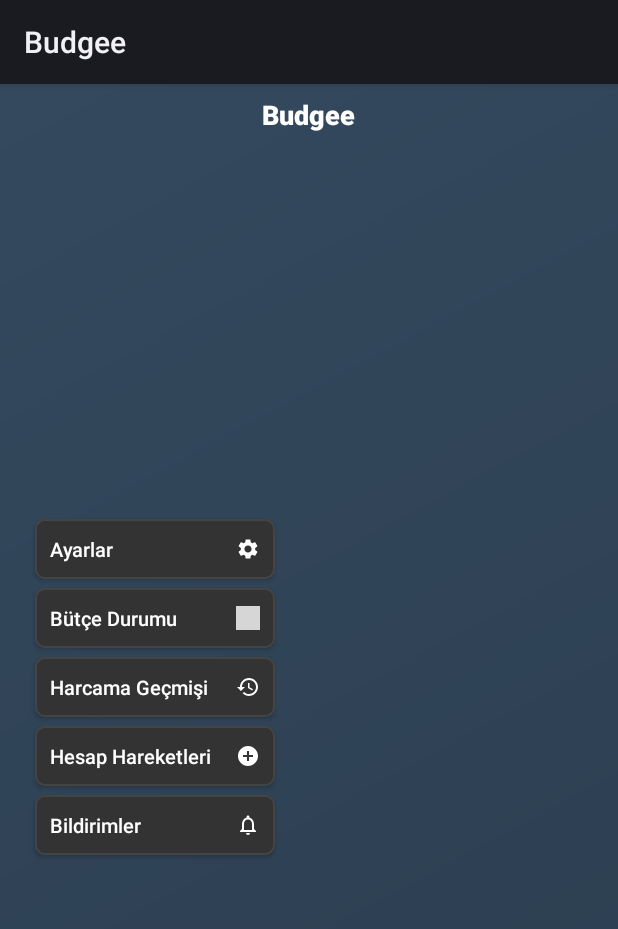
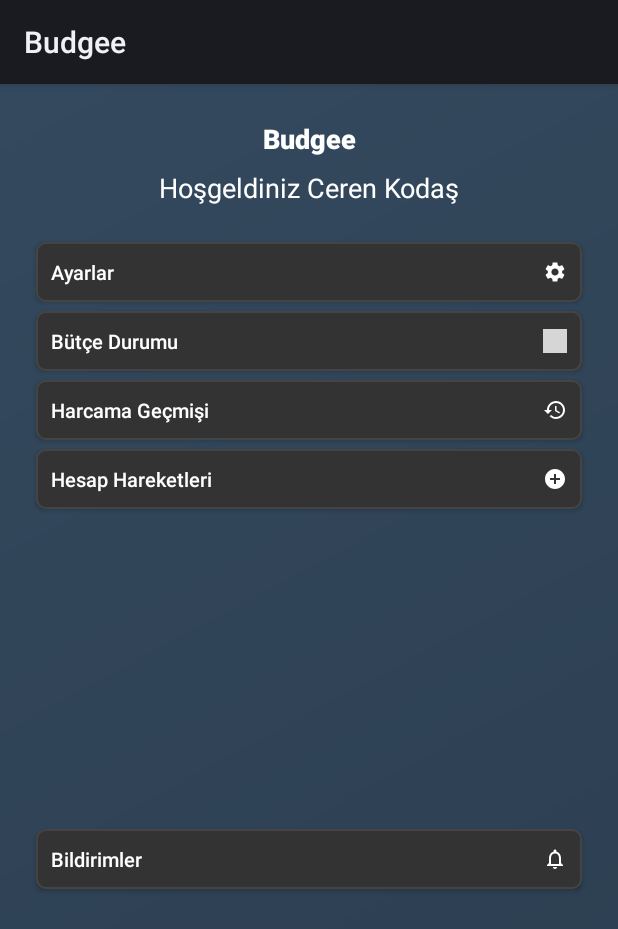
Before and after one commit to salihkkus/Budgee, an Android app: the screen it shows after launch (MainActivity), after a tap on "GET STARTED", on a phone screen of 412 x 824 dp. Shown: the top 929 px of the screen. Run offline under Robolectric (Android 15) with nearby library versions, the phone set to English and light mode, and no system bars; our stand-ins replace Firebase (no records; nobody signed in at launch, a user with empty details on screens opened directly); grey boxes are pictures that could not be loaded.

Commit message:
Add user database and responsive main screen UI
Introduced DatabaseHelper for user data storage and retrieval. Updated MainActivity to display a personalized welcome message using the database. Refactored activity_main.xml to use ConstraintLayout within a ScrollView for improved responsiveness, and added dimension resources for landscape and sw600dp devices. Added ConstraintLayout dependency to build.gradle and updated strings.xml with new string resources.

```diff
--- a/Budgee/app/build.gradle
+++ b/Budgee/app/build.gradle
@@ -40,4 +40,7 @@ dependencies {
 
     // ☁️ Firebase Core (bazı özellikler için gerekli olabilir)
     implementation 'com.google.firebase:firebase-analytics:21.6.1'
+
+    // 📱 ConstraintLayout for responsive design
+    implementation 'androidx.constraintlayout:constraintlayout:2.1.4'
 }
--- /dev/null
+++ b/Budgee/app/src/main/java/com/example/budgee/DatabaseHelper.java
@@ -0,0 +1,69 @@
+package com.example.budgee;
+
+import android.content.ContentValues;
+import android.content.Context;
+import android.database.Cursor;
+import android.database.sqlite.SQLiteDatabase;
+import android.database.sqlite.SQLiteOpenHelper;
+
+public class DatabaseHelper extends SQLiteOpenHelper {
+    private static final String DATABASE_NAME = "BudgeeDB";
+    private static final int DATABASE_VERSION = 1;
+
+    // Users tablosu
+    public static final String TABLE_USERS = "users";
+    public static final String COLUMN_ID = "id";
+    public static final String COLUMN_NAME = "name";
+    public static final String COLUMN_EMAIL = "email";
+    public static final String COLUMN_PHONE = "phone";
+
+    // Users tablosu oluşturma sorgusu
+    private static final String CREATE_USERS_TABLE = "CREATE TABLE " + TABLE_USERS + "("
+            + COLUMN_ID + " INTEGER PRIMARY KEY AUTOINCREMENT,"
+            + COLUMN_NAME + " TEXT,"
+            + COLUMN_EMAIL + " TEXT,"
+            + COLUMN_PHONE + " TEXT"
+            + ")";
+
+    public DatabaseHelper(Context context) {
+        super(context, DATABASE_NAME, null, DATABASE_VERSION);
+    }
+
+    @Override
+    public void onCreate(SQLiteDatabase db) {
+        db.execSQL(CREATE_USERS_TABLE);
+
+        // Test kullanıcısı ekle
+        ContentValues values = new ContentValues();
+        values.put(COLUMN_NAME, "Ceren Kodaş");
+        values.put(COLUMN_EMAIL, "ceren.kodas@example.com");
+        values.put(COLUMN_PHONE, "555-123-4567");
+        db.insert(TABLE_USERS, null, values);
+    }
+
+    @Override
+    public void onUpgrade(SQLiteDatabase db, int oldVersion, int newVersion) {
+        db.execSQL("DROP TABLE IF EXISTS " + TABLE_USERS);
+        onCreate(db);
+    }
+
+    // Kullanıcı bilgilerini getir
+    public String getUserName() {
+        SQLiteDatabase db = this.getReadableDatabase();
+        Cursor cursor = db.query(TABLE_USERS, new String[]{COLUMN_NAME},
+                null, null, null, null, null);
+
+        String userName = "";
+        if (cursor.moveToFirst()) {
+            userName = cursor.getString(cursor.getColumnIndex(COLUMN_NAME));
+        }
+        cursor.close();
+        return userName;
+    }
+
+    // Tüm kullanıcı bilgilerini getir
+    public Cursor getAllUsers() {
+        SQLiteDatabase db = this.getReadableDatabase();
+        return db.query(TABLE_USERS, null, null, null, null, null, null);
+    }
+}
--- a/Budgee/app/src/main/java/com/example/budgee/MainActivity.java
+++ b/Budgee/app/src/main/java/com/example/budgee/MainActivity.java
@@ -5,6 +5,7 @@ import android.os.Bundle;
 import android.util.Log;
 import android.view.View;
 import android.widget.LinearLayout;
+import android.widget.TextView;
 import android.widget.Toast;
 
 import com.google.firebase.database.FirebaseDatabase;
@@ -14,6 +15,16 @@ public class MainActivity extends Activity {
     protected void onCreate(Bundle savedInstanceState) {
         super.onCreate(savedInstanceState);
         setContentView(R.layout.activity_main);
+
+        // Veritabanından kullanıcı adını al
+        DatabaseHelper dbHelper = new DatabaseHelper(this);
+        String userName = dbHelper.getUserName();
+
+        // Hoşgeldin mesajını göster
+        TextView welcomeText = findViewById(R.id.welcomeText);
+        if (welcomeText != null) {
+            welcomeText.setText("Hoşgeldiniz " + userName);
+        }
 
         // Firebase Realtime Database bağlantısını test et
         FirebaseDatabase database = FirebaseDatabase.getInstance();
--- a/Budgee/app/src/main/res/layout/activity_main.xml
+++ b/Budgee/app/src/main/res/layout/activity_main.xml
@@ -1,53 +1,62 @@
 <?xml version="1.0" encoding="utf-8"?>
-<LinearLayout xmlns:android="http://schemas.android.com/apk/res/android"
+<ScrollView xmlns:android="http://schemas.android.com/apk/res/android"
+    xmlns:app="http://schemas.android.com/apk/res-auto"
     android:layout_width="match_parent"
     android:layout_height="match_parent"
-    android:orientation="vertical"
     android:background="@drawable/main_background"
-    android:padding="@dimen/screen_padding">
+    android:fillViewport="true">
 
-    <!-- Header with App Title -->
-    <LinearLayout
+    <androidx.constraintlayout.widget.ConstraintLayout
         android:layout_width="match_parent"
         android:layout_height="wrap_content"
-        android:orientation="vertical"
-        android:gravity="center"
-        android:layout_marginBottom="@dimen/header_margin_bottom">
+        android:padding="@dimen/screen_padding">
 
+        <!-- Header with App Title -->
         <TextView
+            android:id="@+id/appTitle"
             android:layout_width="wrap_content"
             android:layout_height="wrap_content"
             android:text="Budgee"
             android:textColor="#FFFFFF"
             android:textSize="@dimen/app_title_size"
             android:textStyle="bold"
-            android:fontFamily="sans-serif-medium" />
+            android:fontFamily="sans-serif-medium"
+            android:layout_marginTop="16dp"
+            app:layout_constraintTop_toTopOf="parent"
+            app:layout_constraintStart_toStartOf="parent"
+            app:layout_constraintEnd_toEndOf="parent" />
 
-    </LinearLayout>
-
-    <!-- Menu Items Container -->
-    <LinearLayout
-        android:layout_width="191dp"
-        android:layout_height="130dp"
-        android:layout_marginTop="8dp"
-        android:layout_marginBottom="8dp"
-        android:layout_weight="1"
-        android:gravity="center"
-        android:orientation="vertical">
+        <TextView
+            android:id="@+id/welcomeText"
+            android:layout_width="wrap_content"
+            android:layout_height="wrap_content"
+            android:text="Hoşgeldiniz"
+            android:textColor="#FFFFFF"
+            android:textSize="18sp"
+            android:layout_marginTop="8dp"
+            android:fontFamily="sans-serif"
+            app:layout_constraintTop_toBottomOf="@id/appTitle"
+            app:layout_constraintStart_toStartOf="parent"
+            app:layout_constraintEnd_toEndOf="parent" />
 
         <!-- Settings Button -->
         <LinearLayout
             android:id="@+id/settingsButton"
-            android:layout_width="160dp"
+            android:layout_width="0dp"
             android:layout_height="@dimen/menu_item_height"
-            android:layout_marginBottom="@dimen/menu_item_margin"
+            android:layout_marginTop="24dp"
+            android:layout_marginStart="16dp"
+            android:layout_marginEnd="16dp"
             android:background="@drawable/menu_item_background"
             android:clickable="true"
             android:elevation="2dp"
             android:focusable="true"
             android:gravity="center_vertical"
             android:orientation="horizontal"
-            android:padding="@dimen/menu_item_padding">
+            android:padding="@dimen/menu_item_padding"
+            app:layout_constraintTop_toBottomOf="@id/welcomeText"
+            app:layout_constraintStart_toStartOf="parent"
+            app:layout_constraintEnd_toEndOf="parent">
 
             <TextView
                 android:layout_width="0dp"
@@ -68,22 +77,23 @@
         </LinearLayout>
 
         <!-- Budget Status Button -->
-
-        <!-- Spending History Button -->
-
-        <!-- Add Expense Button -->
         <LinearLayout
             android:id="@+id/viewBudgetButton"
-            android:layout_width="160dp"
+            android:layout_width="0dp"
             android:layout_height="@dimen/menu_item_height"
-            android:layout_marginBottom="@dimen/menu_item_margin"
+            android:layout_marginTop="@dimen/menu_item_margin"
+            android:layout_marginStart="16dp"
+            android:layout_marginEnd="16dp"
             android:background="@drawable/menu_item_background"
             android:clickable="true"
             android:elevation="2dp"
             android:focusable="true"
             android:gravity="center_vertical"
             android:orientation="horizontal"
-            android:padding="@dimen/menu_item_padding">
+            android:padding="@dimen/menu_item_padding"
+            app:layout_constraintTop_toBottomOf="@id/settingsButton"
+            app:layout_constraintStart_toStartOf="parent"
+            app:layout_constraintEnd_toEndOf="parent">
 
             <TextView
                 android:layout_width="0dp"
@@ -103,18 +113,24 @@
 
         </LinearLayout>
 
+        <!-- Spending History Button -->
         <LinearLayout
             android:id="@+id/spendingHistoryButton"
-            android:layout_width="160dp"
+            android:layout_width="0dp"
             android:layout_height="@dimen/menu_item_height"
-            android:layout_marginBottom="@dimen/menu_item_margin"
+            android:layout_marginTop="@dimen/menu_item_margin"
+            android:layout_marginStart="16dp"
+            android:layout_marginEnd="16dp"
             android:background="@drawable/menu_item_background"
             android:clickable="true"
             android:elevation="2dp"
             android:focusable="true"
             android:gravity="center_vertical"
             android:orientation="horizontal"
-            android:padding="@dimen/menu_item_padding">
+            android:padding="@dimen/menu_item_padding"
+            app:layout_constraintTop_toBottomOf="@id/viewBudgetButton"
+            app:layout_constraintStart_toStartOf="parent"
+            app:layout_constraintEnd_toEndOf="parent">
 
             <TextView
                 android:layout_width="0dp"
@@ -134,18 +150,24 @@
 
         </LinearLayout>
 
+        <!-- Add Expense Button -->
         <LinearLayout
             android:id="@+id/addExpenseButton"
-            android:layout_width="160dp"
+            android:layout_width="0dp"
             android:layout_height="@dimen/menu_item_height"
-            android:layout_marginBottom="@dimen/menu_item_margin"
+            android:layout_marginTop="@dimen/menu_item_margin"
+            android:layout_marginStart="16dp"
+            android:layout_marginEnd="16dp"
             android:background="@drawable/menu_item_background"
             android:clickable="true"
             android:elevation="2dp"
             android:focusable="true"
             android:gravity="center_vertical"
             android:orientation="horizontal"
-            android:padding="@dimen/menu_item_padding">
+            android:padding="@dimen/menu_item_padding"
+            app:layout_constraintTop_toBottomOf="@id/spendingHistoryButton"
+            app:layout_constraintStart_toStartOf="parent"
+            app:layout_constraintEnd_toEndOf="parent">
 
             <TextView
                 android:layout_width="0dp"
@@ -168,15 +190,23 @@
         <!-- Notifications Button -->
         <LinearLayout
             android:id="@+id/notificationsButton"
-            android:layout_width="160dp"
+            android:layout_width="0dp"
             android:layout_height="@dimen/menu_item_height"
+            android:layout_marginTop="@dimen/menu_item_margin"
+            android:layout_marginStart="16dp"
+            android:layout_marginEnd="16dp"
+            android:layout_marginBottom="16dp"
             android:background="@drawable/menu_item_background"
             android:clickable="true"
             android:elevation="2dp"
             android:focusable="true"
             android:gravity="center_vertical"
             android:orientation="horizontal"
-            android:padding="@dimen/menu_item_padding">
+            android:padding="@dimen/menu_item_padding"
+            app:layout_constraintTop_toBottomOf="@id/addExpenseButton"
+            app:layout_constraintStart_toStartOf="parent"
+            app:layout_constraintEnd_toEndOf="parent"
+            app:layout_constraintBottom_toBottomOf="parent">
 
             <TextView
                 android:layout_width="0dp"
@@ -196,6 +226,6 @@
 
         </LinearLayout>
 
-    </LinearLayout>
+    </androidx.constraintlayout.widget.ConstraintLayout>
 
-</LinearLayout>
+</ScrollView>
--- /dev/null
+++ b/Budgee/app/src/main/res/values-land/dimens.xml
@@ -0,0 +1,33 @@
+<?xml version="1.0" encoding="utf-8"?>
+<resources>
+    <!-- Screen padding -->
+    <dimen name="screen_padding">16dp</dimen>
+
+    <!-- Header dimensions -->
+    <dimen name="header_margin_bottom">16dp</dimen>
+    <dimen name="app_title_size">18sp</dimen>
+    <dimen name="header_icon_size">18dp</dimen>
+
+    <!-- Menu item dimensions -->
+    <dimen name="menu_item_height">40dp</dimen>
+    <dimen name="menu_item_padding">12dp</dimen>
+    <dimen name="menu_item_margin">6dp</dimen>
+    <dimen name="menu_text_size">13sp</dimen>
+    <dimen name="menu_icon_size">16dp</dimen>
+
+    <!-- Button dimensions -->
+    <dimen name="button_height">36dp</dimen>
+    <dimen name="button_padding">12dp</dimen>
+    <dimen name="button_text_size">13sp</dimen>
+
+    <!-- Card dimensions -->
+    <dimen name="card_padding">12dp</dimen>
+    <dimen name="card_margin">8dp</dimen>
+    <dimen name="card_corner_radius">6dp</dimen>
+
+    <!-- Text sizes -->
+    <dimen name="text_large">16sp</dimen>
+    <dimen name="text_medium">13sp</dimen>
+    <dimen name="text_small">11sp</dimen>
+    <dimen name="text_xsmall">9sp</dimen>
+</resources>
--- /dev/null
+++ b/Budgee/app/src/main/res/values-sw600dp/dimens.xml
@@ -0,0 +1,33 @@
+<?xml version="1.0" encoding="utf-8"?>
+<resources>
+    <!-- Screen padding -->
+    <dimen name="screen_padding">24dp</dimen>
+
+    <!-- Header dimensions -->
+    <dimen name="header_margin_bottom">32dp</dimen>
+    <dimen name="app_title_size">28sp</dimen>
+    <dimen name="header_icon_size">28dp</dimen>
+
+    <!-- Menu item dimensions -->
+    <dimen name="menu_item_height">60dp</dimen>
+    <dimen name="menu_item_padding">20dp</dimen>
+    <dimen name="menu_item_margin">16dp</dimen>
+    <dimen name="menu_text_size">18sp</dimen>
+    <dimen name="menu_icon_size">24dp</dimen>
+
+    <!-- Button dimensions -->
+    <dimen name="button_height">56dp</dimen>
+    <dimen name="button_padding">20dp</dimen>
+    <dimen name="button_text_size">18sp</dimen>
+
+    <!-- Card dimensions -->
+    <dimen name="card_padding">24dp</dimen>
+    <dimen name="card_margin">20dp</dimen>
+    <dimen name="card_corner_radius">16dp</dimen>
+
+    <!-- Text sizes -->
+    <dimen name="text_large">24sp</dimen>
+    <dimen name="text_medium">18sp</dimen>
+    <dimen name="text_small">16sp</dimen>
+    <dimen name="text_xsmall">14sp</dimen>
+</resources>
--- a/Budgee/app/src/main/res/values/strings.xml
+++ b/Budgee/app/src/main/res/values/strings.xml
@@ -1,3 +1,5 @@
 <resources>
     <string name="app_name">Budgee</string>
+    <string name="welcome_message">Hoşgeldiniz</string>
+    <string name="user_name">Ceren Kodaş</string>
 </resources>
```
